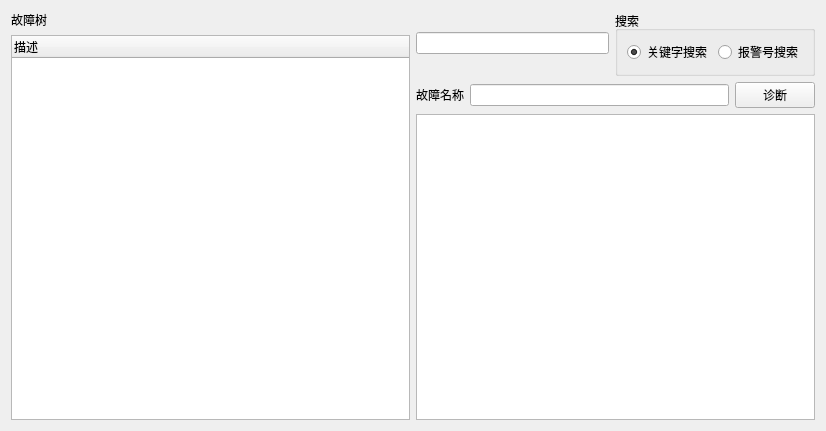
Before: the Qt Designer form zhenduanform.ui in EGeeks/faultree, drawn with Qt 5.
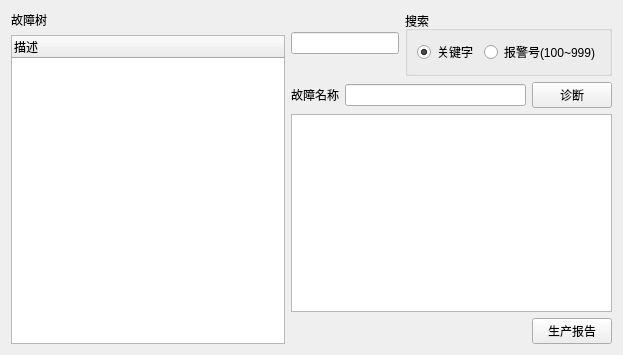
After: the same form once the commit is applied.

```diff
--- a/zhenduanform.ui
+++ b/zhenduanform.ui
@@ -6,14 +6,14 @@
    <rect>
     <x>0</x>
     <y>0</y>
-    <width>826</width>
-    <height>431</height>
+    <width>623</width>
+    <height>355</height>
    </rect>
   </property>
   <property name="windowTitle">
    <string>Form</string>
   </property>
-  <layout class="QHBoxLayout" name="horizontalLayout_2">
+  <layout class="QHBoxLayout" name="horizontalLayout_5">
    <item>
     <layout class="QVBoxLayout" name="verticalLayout">
      <item>
@@ -59,7 +59,7 @@
           <item>
            <widget class="QRadioButton" name="radioButton_keyWord">
             <property name="text">
-             <string>关键字搜索</string>
+             <string>关键字</string>
             </property>
             <property name="checked">
              <bool>true</bool>
@@ -69,7 +69,7 @@
           <item>
            <widget class="QRadioButton" name="radioButton_alarmID">
             <property name="text">
-             <string>报警号搜索</string>
+             <string>报警号(100~999)</string>
             </property>
            </widget>
           </item>
@@ -102,6 +102,30 @@
      <item>
       <widget class="QTextEdit" name="textEdit"/>
      </item>
+     <item>
+      <layout class="QHBoxLayout" name="horizontalLayout_2">
+       <item>
+        <spacer name="horizontalSpacer">
+         <property name="orientation">
+          <enum>Qt::Horizontal</enum>
+         </property>
+         <property name="sizeHint" stdset="0">
+          <size>
+           <width>40</width>
+           <height>20</height>
+          </size>
+         </property>
+        </spacer>
+       </item>
+       <item>
+        <widget class="QPushButton" name="pushButton_2">
+         <property name="text">
+          <string>生产报告</string>
+         </property>
+        </widget>
+       </item>
+      </layout>
+     </item>
     </layout>
    </item>
   </layout>
```
